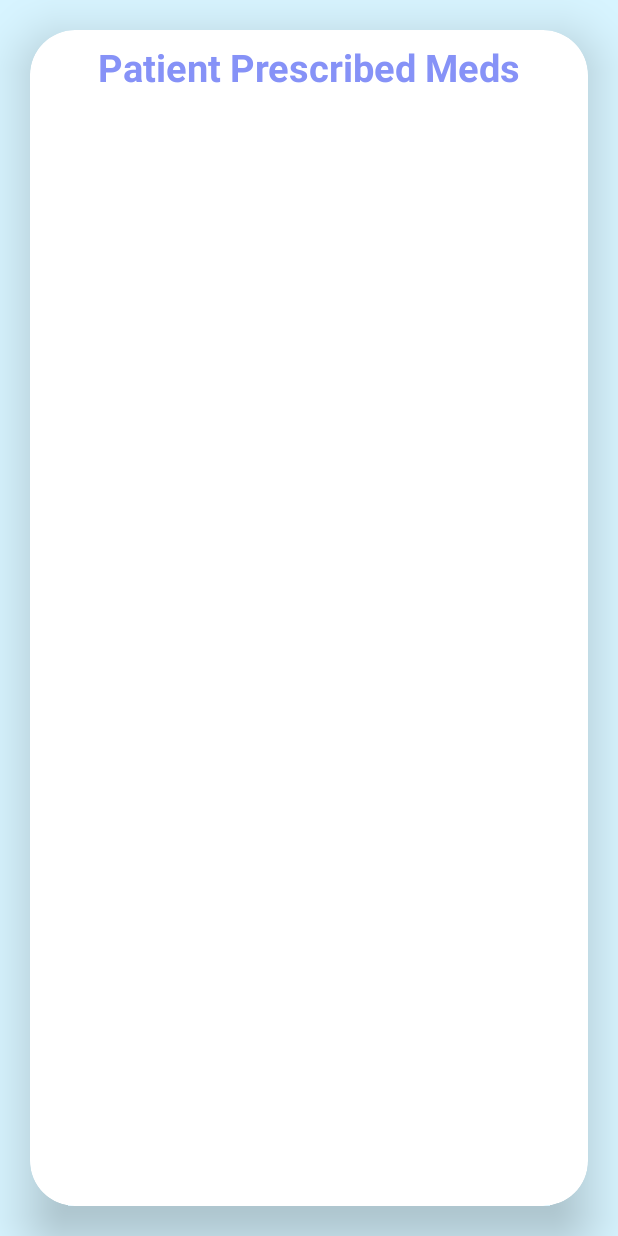
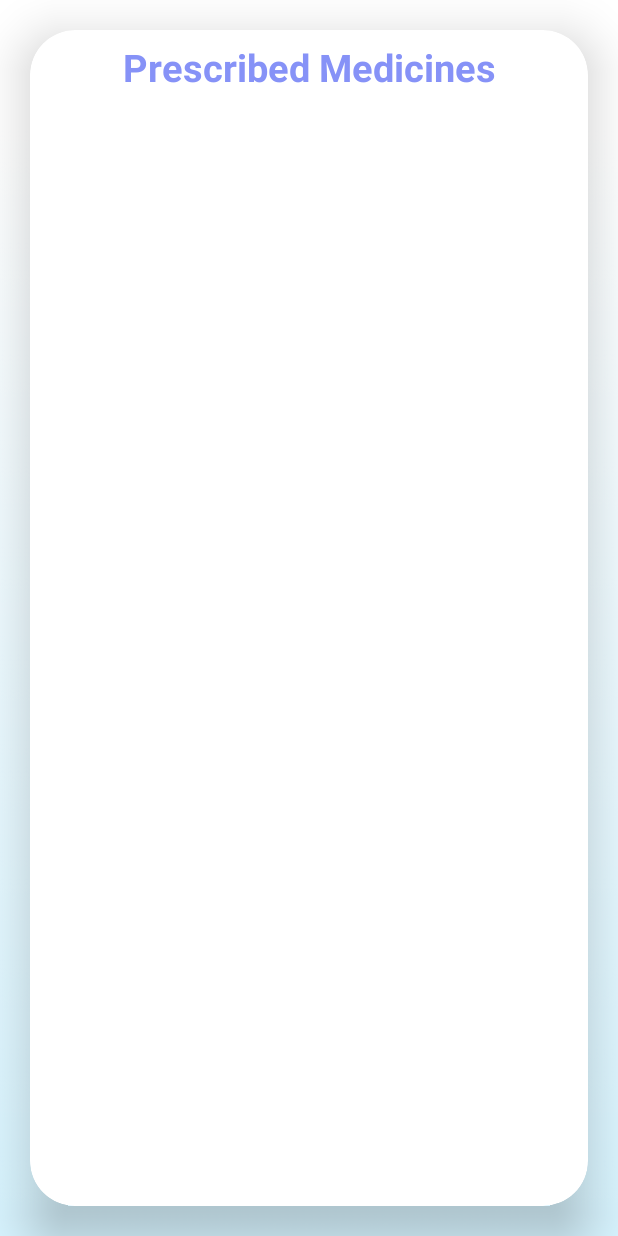
Before and after one commit to bryan-avila/myHealth, an Android app: the clinic_view_prescribed_meds screen opened directly, with no data from a screen before it, on a phone screen of 412 x 824 dp. Run offline under Robolectric (Android 15) with nearby library versions, the phone set to English and light mode, and no system bars; our stand-ins replace Firebase (no records; nobody signed in at launch, a user with empty details on screens opened directly); 1 statement that could not run was skipped.

Commit message:
some UI changes x2

```diff
--- a/app/src/main/res/layout/activity_clinic_prescription_form.xml
+++ b/app/src/main/res/layout/activity_clinic_prescription_form.xml
@@ -6,7 +6,7 @@
     android:layout_width="match_parent"
     android:layout_height="match_parent"
     tools:context=".clinic_prescription_form"
-    android:background="@drawable/med_page_back">
+    android:background="@drawable/finalappbackground">
 
 
     <RelativeLayout
--- a/app/src/main/res/layout/activity_clinic_sign_up.xml
+++ b/app/src/main/res/layout/activity_clinic_sign_up.xml
@@ -6,7 +6,7 @@
     android:layout_height="match_parent"
     android:orientation="vertical"
     android:gravity="center"
-    android:background="@drawable/signupback"
+    android:background="@drawable/finalappbackground"
     tools:context=".sign_up_activity">
 
     <androidx.cardview.widget.CardView
--- a/app/src/main/res/layout/activity_clinic_view_med_hist.xml
+++ b/app/src/main/res/layout/activity_clinic_view_med_hist.xml
@@ -7,7 +7,7 @@
     android:layout_width="match_parent"
     android:layout_height="match_parent"
     tools:context=".clinic_view_med_hist"
-    android:background="@drawable/blankback">
+    android:background="@drawable/finalappbackground">
 
     <SearchView
         android:id="@+id/searchViewForPatients"
--- a/app/src/main/res/layout/activity_clinic_view_patients_manage_meds.xml
+++ b/app/src/main/res/layout/activity_clinic_view_patients_manage_meds.xml
@@ -7,7 +7,7 @@
     android:layout_width="match_parent"
     android:layout_height="match_parent"
     tools:context=".clinic_view_patients_manage_meds"
-    android:background="@drawable/blankback">
+    android:background="@drawable/finalappbackground">
 
     <SearchView
         android:id="@+id/searchView"
--- a/app/src/main/res/layout/activity_clinic_view_prescribed_meds.xml
+++ b/app/src/main/res/layout/activity_clinic_view_prescribed_meds.xml
@@ -5,7 +5,7 @@
     android:layout_width="match_parent"
     android:layout_height="match_parent"
     tools:context=".clinic_view_prescribed_meds"
-    android:background="@drawable/blankback">
+    android:background="@drawable/finalappbackground">
 
 
     <androidx.constraintlayout.widget.ConstraintLayout
@@ -41,7 +41,7 @@
                         android:layout_height="50dp"
                         android:gravity="center"
                         android:padding="5sp"
-                        android:text="Patient Prescribed Meds"
+                        android:text="Prescribed Medicines"
                         android:textSize="25sp"
                         android:textStyle="bold"
                         android:paddingTop="20dp"
--- a/app/src/main/res/layout/activity_edit_profile.xml
+++ b/app/src/main/res/layout/activity_edit_profile.xml
@@ -6,7 +6,7 @@
     android:layout_width="match_parent"
     android:layout_height="match_parent"
     tools:context=".editProfile"
-    android:background="@drawable/blankback">
+    android:background="@drawable/finalappbackground">
 
     <RelativeLayout
         android:layout_width="match_parent"
@@ -16,7 +16,7 @@
         <ImageView
             android:layout_width="match_parent"
             android:layout_height="wrap_content"
-            android:src="@drawable/myhealth_logo"
+            android:src="@drawable/myhealth_logo_white"
             android:adjustViewBounds="true"
             android:maxWidth="100dp"
             android:maxHeight="100dp"
--- a/app/src/main/res/layout/activity_first_time_clinic_sign_up_survey.xml
+++ b/app/src/main/res/layout/activity_first_time_clinic_sign_up_survey.xml
@@ -8,7 +8,7 @@
     android:orientation="vertical"
     android:gravity="center"
     tools:context=".choose_account_type_page"
-    android:background="@drawable/blankback">
+    android:background="@drawable/finalappbackground">
 
     <RelativeLayout
         android:layout_width="match_parent"
@@ -17,7 +17,7 @@
         <ImageView
             android:layout_width="match_parent"
             android:layout_height="wrap_content"
-            android:src="@drawable/myhealth_logo"
+            android:src="@drawable/myhealth_logo_white"
             android:adjustViewBounds="true"
             android:maxWidth="100dp"
             android:maxHeight="100dp"
@@ -130,7 +130,7 @@
     </androidx.cardview.widget.CardView>
 
     <Button
-        android:layout_width="wrap_content"
+        android:layout_width="200dp"
         android:layout_height="wrap_content"
         android:text="Finish"
         android:textSize="25sp"
--- a/app/src/main/res/layout/activity_first_time_recurring_appointments.xml
+++ b/app/src/main/res/layout/activity_first_time_recurring_appointments.xml
@@ -5,7 +5,7 @@
     xmlns:app="http://schemas.android.com/apk/res-auto"
     android:layout_width="match_parent"
     android:layout_height="match_parent"
-    android:background="@drawable/resources_page_back"
+    android:background="@drawable/finalappbackground"
     android:orientation="vertical">
 
     <Button
--- a/app/src/main/res/layout/activity_first_time_registration.xml
+++ b/app/src/main/res/layout/activity_first_time_registration.xml
@@ -8,7 +8,7 @@
     <RelativeLayout
         android:layout_width="match_parent"
         android:layout_height="match_parent"
-        android:background="@drawable/blankback"
+        android:background="@drawable/finalappbackground"
         android:padding="0dp"
         tools:context=".FirstTimeRegistration">
 
```
